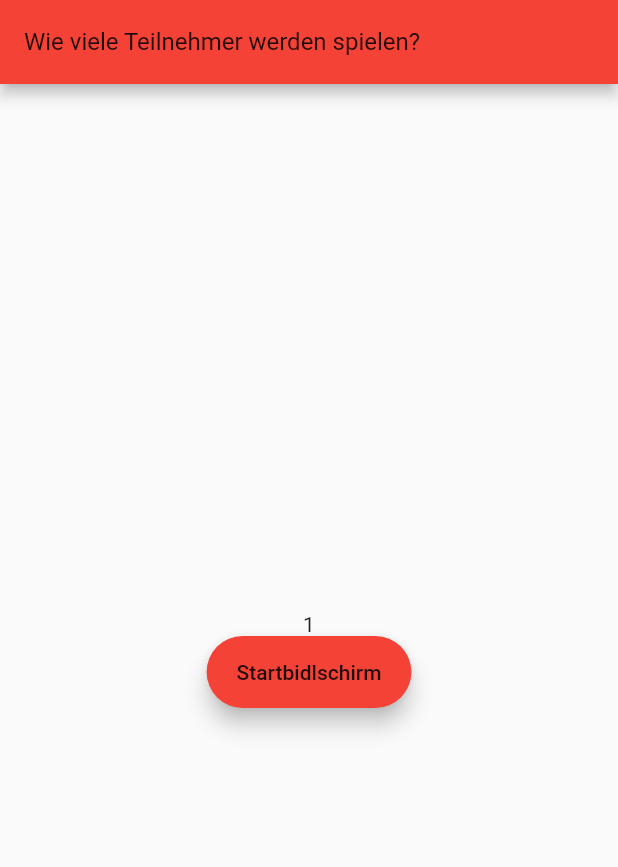
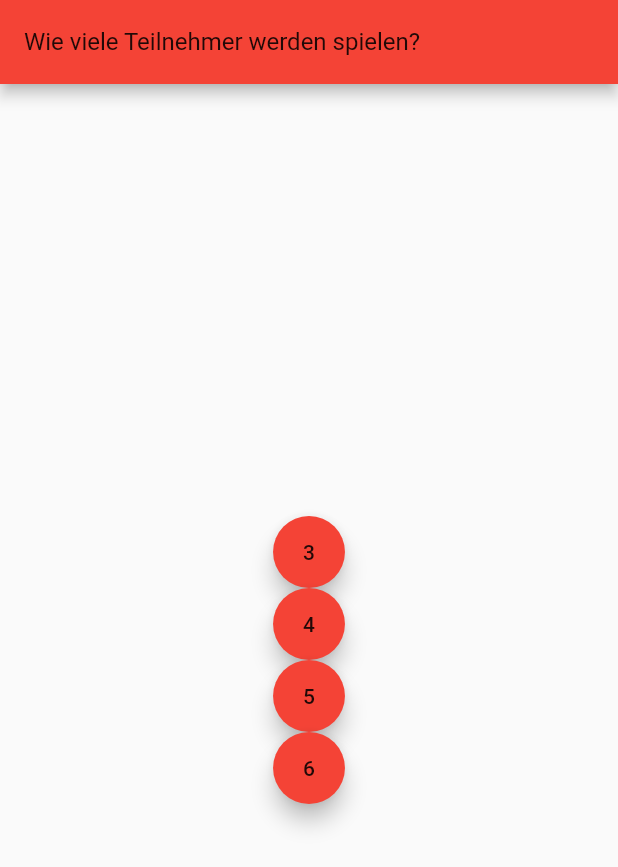
Before and after one commit to Makapre/BlockDerWahrheit, a Flutter app: the screen it shows after launch, after a tap on "Start", on a phone screen of 412 x 824 dp. Shown: the top 867 px of the screen. Run offline on Flutter 3.47's test engine with Material 2 defaults, Android fonts, the phone set to English and light mode, and no system bars.

Commit message:
new screen added

```diff
--- a/lib/main.dart
+++ b/lib/main.dart
@@ -1,6 +1,7 @@
+import 'package:blockderwahrheit/screens/setPlayernames.dart';
 import 'package:flutter/material.dart';
 import 'screens/overview.dart';
-import 'screens/setRounds.dart';
+import 'screens/setNumberOfPlayers.dart';
 import 'game.dart';
 import 'package:provider/provider.dart';
 
@@ -33,7 +34,8 @@ class MyApp extends StatelessWidget {
           initialRoute: '/',
           routes: {
             '/': (context) => Overview(title: 'Block der Wahrheit'),
-            '/setRounds': (context) => SetRounds(),
+            '/setNumberOfPlayers': (context) => SetNumberOfPlayers(),
+            '/setPlayerNames': (context) => SetPlayerNames(),
           },
         ));
   }
--- a/lib/screens/overview.dart
+++ b/lib/screens/overview.dart
@@ -23,7 +23,7 @@ class _OverviewState extends State<Overview> {
           children: <Widget>[
             FloatingActionButton.extended(
                 onPressed: () =>
-                    Navigator.popAndPushNamed(context, '/setRounds'),
+                    Navigator.popAndPushNamed(context, '/setNumberOfPlayers'),
                 tooltip: 'Starte das Spiel',
                 label: Text("Start", style: Theme.of(context).textTheme.button))
           ],
--- /dev/null
+++ b/lib/screens/setNumberOfPlayers.dart
@@ -0,0 +1,54 @@
+import 'package:blockderwahrheit/game.dart';
+import 'package:flutter/material.dart';
+import 'package:provider/provider.dart';
+
+class SetNumberOfPlayers extends StatelessWidget {
+  @override
+  Widget build(BuildContext context) {
+    var game = context.watch<Game>();
+
+    return Scaffold(
+      appBar: AppBar(
+        title: Text('Wie viele Teilnehmer werden spielen?',
+            style: Theme.of(context).textTheme.subtitle1),
+      ),
+      body: Center(
+        child: Column(
+          mainAxisAlignment: MainAxisAlignment.center,
+          children: [
+            FloatingActionButton.extended(
+              onPressed: () =>
+                  Navigator.popAndPushNamed(context, '/setPlayerNames'),
+              tooltip: '3 Spieler',
+              label: Text("3", style: Theme.of(context).textTheme.button),
+            ),
+            FloatingActionButton.extended(
+              onPressed: () => {
+                game.setNumberOfPlayers(4),
+                Navigator.popAndPushNamed(context, '/setPlayerNames')
+              },
+              tooltip: '4 Spieler',
+              label: Text("4", style: Theme.of(context).textTheme.button),
+            ),
+            FloatingActionButton.extended(
+              onPressed: () => {
+                game.setNumberOfPlayers(5),
+                Navigator.popAndPushNamed(context, '/setPlayerNames')
+              },
+              tooltip: '5 Spieler',
+              label: Text("5", style: Theme.of(context).textTheme.button),
+            ),
+            FloatingActionButton.extended(
+              onPressed: () => {
+                game.setNumberOfPlayers(6),
+                Navigator.popAndPushNamed(context, '/setPlayerNames')
+              },
+              tooltip: '6 Spieler',
+              label: Text("6", style: Theme.of(context).textTheme.button),
+            ),
+          ],
+        ),
+      ),
+    );
+  }
+}
--- a/lib/screens/setRounds.dart
+++ b/lib/screens/setPlayerNames.dart
@@ -2,7 +2,7 @@ import 'package:blockderwahrheit/game.dart';
 import 'package:flutter/material.dart';
 import 'package:provider/provider.dart';
 
-class SetRounds extends StatelessWidget {
+class SetPlayerNames extends StatelessWidget {
   @override
   Widget build(BuildContext context) {
     var game = context.watch<Game>();
@@ -16,14 +16,8 @@ class SetRounds extends StatelessWidget {
         child: Column(
           mainAxisAlignment: MainAxisAlignment.center,
           children: [
-            Text(game.actualRound.toString()),
-            FloatingActionButton.extended(
-              onPressed: () =>
-                  {game.reset(), Navigator.popAndPushNamed(context, '/')},
-              tooltip: 'Zum Startbidlschirm',
-              label: Text("Startbidlschirm",
-                  style: Theme.of(context).textTheme.button),
-            ),
+            Text(game.players.toString()),
+            // todo Enter player names
           ],
         ),
       ),
```
